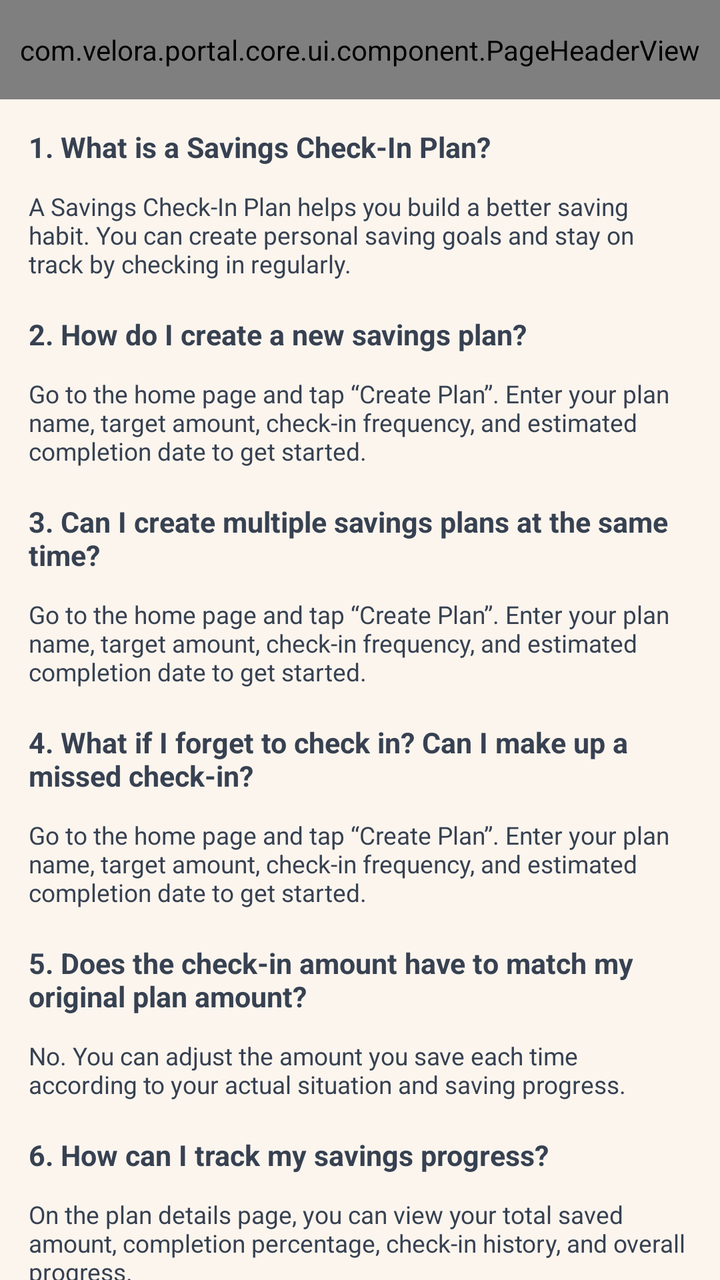
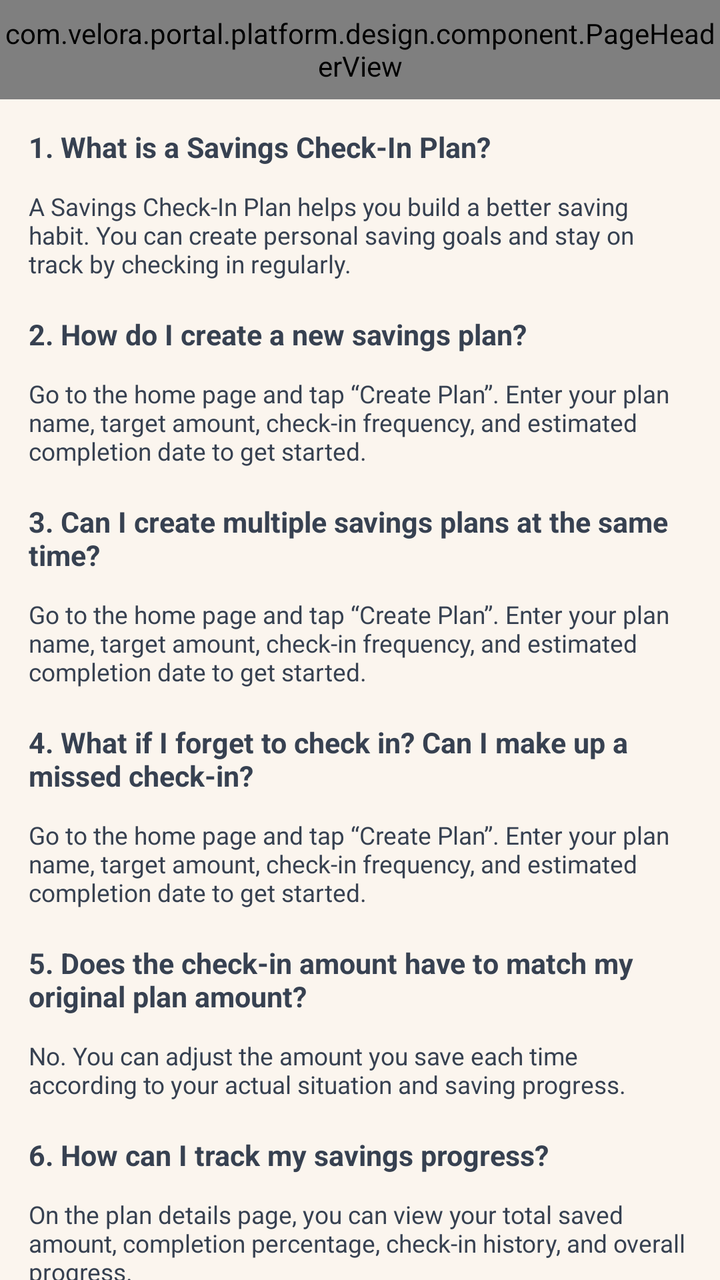

Two renders of the same Android screen: before a commit and after it. Below are the layout's source before the change and the commit's diff.
<!-- AndroidManifest.xml: application theme MyTheme -->
<!-- res/layout/sidepage_faq_activity.xml -->
<?xml version="1.0" encoding="utf-8"?>
<androidx.constraintlayout.widget.ConstraintLayout xmlns:android="http://schemas.android.com/apk/res/android"
    xmlns:app="http://schemas.android.com/apk/res-auto"
    android:layout_width="match_parent"
    android:layout_height="match_parent"
    android:background="@color/page_bg_color1">

    <com.velora.portal.core.ui.component.PageHeaderView
        android:id="@+id/titleBar"
        android:layout_width="0dp"
        android:layout_height="@dimen/dp_56"
        app:centerText="@string/faq"
        app:fitStatusBar="false"
        app:layout_constraintEnd_toEndOf="parent"
        app:layout_constraintStart_toStartOf="parent"
        app:layout_constraintTop_toTopOf="parent" />

    <androidx.core.widget.NestedScrollView
        android:layout_width="0dp"
        android:layout_height="0dp"
        android:clipToPadding="false"
        android:fillViewport="true"
        android:paddingStart="@dimen/dp_16"
        android:paddingTop="@dimen/dp_18"
        android:paddingEnd="@dimen/dp_16"
        android:paddingBottom="@dimen/dp_28"
        app:layout_constraintBottom_toBottomOf="parent"
        app:layout_constraintEnd_toEndOf="parent"
        app:layout_constraintStart_toStartOf="parent"
        app:layout_constraintTop_toBottomOf="@id/titleBar">

        <LinearLayout
            android:layout_width="match_parent"
            android:layout_height="wrap_content"
            android:orientation="vertical">

            <TextView
                android:layout_width="match_parent"
                android:layout_height="wrap_content"
                android:includeFontPadding="false"
                android:text="1. What is a Savings Check-In Plan?"
                android:textColor="@color/text_body"
                android:textSize="@dimen/sp_16"
                android:textStyle="bold" />

            <TextView
                android:layout_width="match_parent"
                android:layout_height="wrap_content"
                android:layout_marginTop="@dimen/dp_16"
                android:includeFontPadding="false"
                android:text="A Savings Check-In Plan helps you build a better saving habit. You can create personal saving goals and stay on track by checking in regularly."
                android:textColor="@color/text_body"
                android:textSize="@dimen/sp_14" />

            <TextView
                android:layout_width="match_parent"
                android:layout_height="wrap_content"
                android:layout_marginTop="@dimen/dp_22"
                android:includeFontPadding="false"
                android:text="2. How do I create a new savings plan?"
                android:textColor="@color/text_body"
                android:textSize="@dimen/sp_16"
                android:textStyle="bold" />

            <TextView
                android:layout_width="match_parent"
                android:layout_height="wrap_content"
                android:layout_marginTop="@dimen/dp_16"
                android:includeFontPadding="false"
                android:text="Go to the home page and tap “Create Plan”. Enter your plan name, target amount, check-in frequency, and estimated completion date to get started."
                android:textColor="@color/text_body"
                android:textSize="@dimen/sp_14" />

            <TextView
                android:layout_width="match_parent"
                android:layout_height="wrap_content"
                android:layout_marginTop="@dimen/dp_22"
                android:includeFontPadding="false"
                android:text="3. Can I create multiple savings plans at the same time?"
                android:textColor="@color/text_body"
                android:textSize="@dimen/sp_16"
                android:textStyle="bold" />

            <TextView
                android:layout_width="match_parent"
                android:layout_height="wrap_content"
                android:layout_marginTop="@dimen/dp_16"
                android:includeFontPadding="false"
                android:text="Go to the home page and tap “Create Plan”. Enter your plan name, target amount, check-in frequency, and estimated completion date to get started."
                android:textColor="@color/text_body"
                android:textSize="@dimen/sp_14" />

            <TextView
                android:layout_width="match_parent"
                android:layout_height="wrap_content"
                android:layout_marginTop="@dimen/dp_22"
                android:includeFontPadding="false"
                android:text="4. What if I forget to check in? Can I make up a missed check-in?"
                android:textColor="@color/text_body"
                android:textSize="@dimen/sp_16"
                android:textStyle="bold" />

            <TextView
                android:layout_width="match_parent"
                android:layout_height="wrap_content"
                android:layout_marginTop="@dimen/dp_16"
                android:includeFontPadding="false"
                android:text="Go to the home page and tap “Create Plan”. Enter your plan name, target amount, check-in frequency, and estimated completion date to get started."
                android:textColor="@color/text_body"
                android:textSize="@dimen/sp_14" />

            <TextView
                android:layout_width="match_parent"
                android:layout_height="wrap_content"
                android:layout_marginTop="@dimen/dp_22"
                android:includeFontPadding="false"
                android:text="5. Does the check-in amount have to match my original plan amount?"
                android:textColor="@color/text_body"
                android:textSize="@dimen/sp_16"
                android:textStyle="bold" />

            <TextView
                android:layout_width="match_parent"
                android:layout_height="wrap_content"
                android:layout_marginTop="@dimen/dp_16"
                android:includeFontPadding="false"
                android:text="No. You can adjust the amount you save each time according to your actual situation and saving progress."
                android:textColor="@color/text_body"
                android:textSize="@dimen/sp_14" />

            <TextView
                android:layout_width="match_parent"
                android:layout_height="wrap_content"
                android:layout_marginTop="@dimen/dp_22"
                android:includeFontPadding="false"
                android:text="6. How can I track my savings progress?"
                android:textColor="@color/text_body"
                android:textSize="@dimen/sp_16"
                android:textStyle="bold" />

            <TextView
                android:layout_width="match_parent"
                android:layout_height="wrap_content"
                android:layout_marginTop="@dimen/dp_16"
                android:includeFontPadding="false"
                android:text="On the plan details page, you can view your total saved amount, completion percentage, check-in history, and overall progress."
                android:textColor="@color/text_body"
                android:textSize="@dimen/sp_14" />

            <TextView
                android:layout_width="match_parent"
                android:layout_height="wrap_content"
                android:layout_marginTop="@dimen/dp_22"
                android:includeFontPadding="false"
                android:text="7. Can I recover a deleted savings plan?"
                android:textColor="@color/text_body"
                android:textSize="@dimen/sp_16"
                android:textStyle="bold" />

            <TextView
                android:layout_width="match_parent"
                android:layout_height="wrap_content"
                android:layout_marginTop="@dimen/dp_16"
                android:includeFontPadding="false"
                android:text="Deleted plans may not be recoverable. Please confirm carefully before deleting any plan."
                android:textColor="@color/text_body"
                android:textSize="@dimen/sp_14" />

            <TextView
                android:layout_width="match_parent"
                android:layout_height="wrap_content"
                android:layout_marginTop="@dimen/dp_22"
                android:includeFontPadding="false"
                android:text="8. Why am I not receiving check-in reminders?"
                android:textColor="@color/text_body"
                android:textSize="@dimen/sp_16"
                android:textStyle="bold" />

            <TextView
                android:layout_width="match_parent"
                android:layout_height="wrap_content"
                android:layout_marginTop="@dimen/dp_16"
                android:includeFontPadding="false"
                android:text="Please make sure notification permissions are enabled and check whether your phone system is restricting app notifications or background activity."
                android:textColor="@color/text_body"
                android:textSize="@dimen/sp_14" />

            <TextView
                android:layout_width="match_parent"
                android:layout_height="wrap_content"
                android:layout_marginTop="@dimen/dp_22"
                android:includeFontPadding="false"
                android:text="9. Will the app automatically deduct money from my bank account?"
                android:textColor="@color/text_body"
                android:textSize="@dimen/sp_16"
                android:textStyle="bold" />

            <TextView
                android:layout_width="match_parent"
                android:layout_height="wrap_content"
                android:layout_marginTop="@dimen/dp_16"
                android:includeFontPadding="false"
                android:text="No. This app is designed only to help you record and manage your savings goals. It will never automatically charge or deduct funds from your bank account."
                android:textColor="@color/text_body"
                android:textSize="@dimen/sp_14" />

        </LinearLayout>

    </androidx.core.widget.NestedScrollView>

</androidx.constraintlayout.widget.ConstraintLayout>
<!-- resources referenced by this layout -->
<resources>
  <color name="page_bg_color1">#FBF5EE</color>
  <color name="text_body">#374151</color>
  <dimen name="dp_16">16dp</dimen>
  <dimen name="dp_18">18dp</dimen>
  <dimen name="dp_22">22dp</dimen>
  <dimen name="dp_28">28dp</dimen>
  <dimen name="dp_56">56dp</dimen>
  <dimen name="sp_14">14sp</dimen>
  <dimen name="sp_16">16sp</dimen>
  <string name="faq">FAQ</string>
  <style name="MyTheme" parent="Theme.MaterialComponents.DayNight.NoActionBar">
          <item name="android:windowBackground">@color/surface_primary</item>
          <item name="android:statusBarColor">@color/surface_primary</item>
          <item name="android:navigationBarColor">@color/surface_primary</item>
          <item name="android:windowTranslucentStatus">false</item>
          <item name="android:windowTranslucentNavigation">false</item>
          <item name="editTextStyle">@style/AppEditTextStyle</item>
          <item name="android:editTextStyle">@style/AppEditTextStyle</item>
      </style>
  <color name="surface_primary">#FFFFFFFF</color>
  <style name="AppEditTextStyle" parent="@style/Widget.AppCompat.EditText">
          <item name="android:textCursorDrawable">@drawable/input_cursor_color_7087f8</item>
      </style>
  <!-- drawable input_cursor_color_7087f8 (drawable) -->
  <?xml version="1.0" encoding="utf-8"?>
  <shape xmlns:android="http://schemas.android.com/apk/res/android">
      <size android:width="@dimen/dp_2" />
      <solid android:color="@color/brand_primary" />
  </shape>
  <dimen name="dp_2">2dp</dimen>
  <color name="brand_primary">#396401</color>
</resources>

<!-- the commit's change to res/layout/sidepage_faq_activity.xml (unified diff, before → after) -->
@@ -5,7 +5,7 @@
     android:layout_height="match_parent"
     android:background="@color/page_bg_color1">
 
-    <com.velora.portal.core.ui.component.PageHeaderView
+    <com.velora.portal.platform.design.component.PageHeaderView
         android:id="@+id/titleBar"
         android:layout_width="0dp"
         android:layout_height="@dimen/dp_56"
